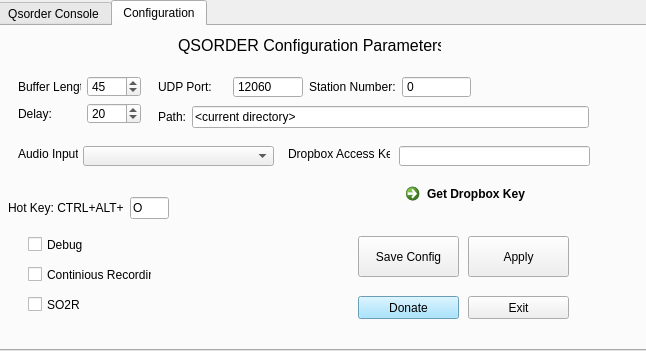
This is pyQsorder/qsorder.ui in k3it/qsorder as Qt 5 draws it before an edit. The edited form follows.
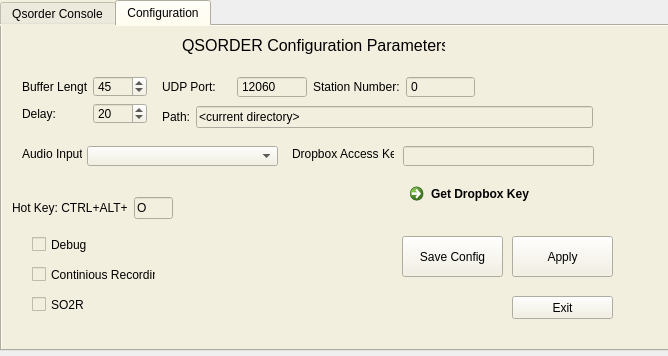
This is the edited form. Icons and pictures are not drawn.

Commit message: moved print stmts to console.emit()

The edit to the form file:
```diff
--- a/pyQsorder/qsorder.ui
+++ b/pyQsorder/qsorder.ui
@@ -6,8 +6,8 @@
    <rect>
     <x>0</x>
     <y>0</y>
-    <width>646</width>
-    <height>351</height>
+    <width>668</width>
+    <height>356</height>
    </rect>
   </property>
   <property name="sizePolicy">
@@ -22,12 +22,15 @@
   <widget class="QTabWidget" name="tabWidget">
    <property name="geometry">
     <rect>
-     <x>-4</x>
+     <x>0</x>
      <y>0</y>
-     <width>651</width>
+     <width>731</width>
      <height>351</height>
     </rect>
    </property>
+   <property name="styleSheet">
+    <string notr="true">background-color: rgb(243, 239, 222);</string>
+   </property>
    <property name="currentIndex">
     <number>1</number>
    </property>
@@ -160,7 +163,7 @@
     <widget class="QPushButton" name="saveButton">
      <property name="geometry">
       <rect>
-       <x>360</x>
+       <x>400</x>
        <y>210</y>
        <width>101</width>
        <height>41</height>
@@ -173,7 +176,7 @@
     <widget class="QPushButton" name="applyButton">
      <property name="geometry">
       <rect>
-       <x>470</x>
+       <x>510</x>
        <y>210</y>
        <width>101</width>
        <height>41</height>
@@ -241,7 +244,7 @@
     <widget class="QPushButton" name="quitButton">
      <property name="geometry">
       <rect>
-       <x>470</x>
+       <x>510</x>
        <y>270</y>
        <width>101</width>
        <height>23</height>
@@ -251,22 +254,6 @@
       <string>Exit</string>
      </property>
     </widget>
-    <widget class="QPushButton" name="quitButton_2">
-     <property name="geometry">
-      <rect>
-       <x>360</x>
-       <y>270</y>
-       <width>101</width>
-       <height>23</height>
-      </rect>
-     </property>
-     <property name="styleSheet">
-      <string notr="true">background-color: rgb(144, 220, 255);</string>
-     </property>
-     <property name="text">
-      <string>Donate</string>
-     </property>
-    </widget>
     <widget class="QWidget" name="layoutWidget">
      <property name="geometry">
       <rect>
@@ -298,7 +285,7 @@
       <rect>
        <x>20</x>
        <y>50</y>
-       <width>123</width>
+       <width>125</width>
        <height>48</height>
       </rect>
      </property>
```
Left out of the diff: 8 changed lines with no effect on the pictures. The commit also changes 1 other file.
